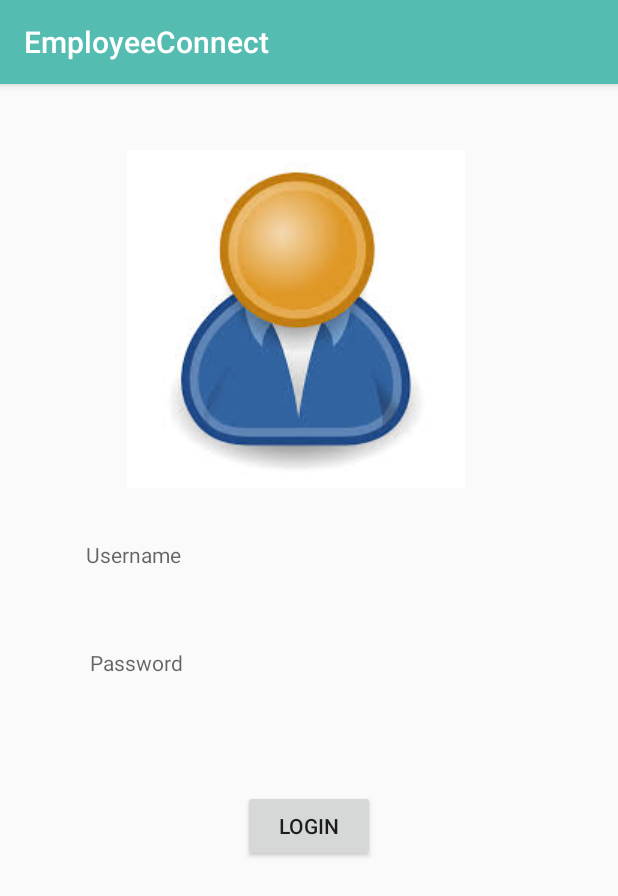
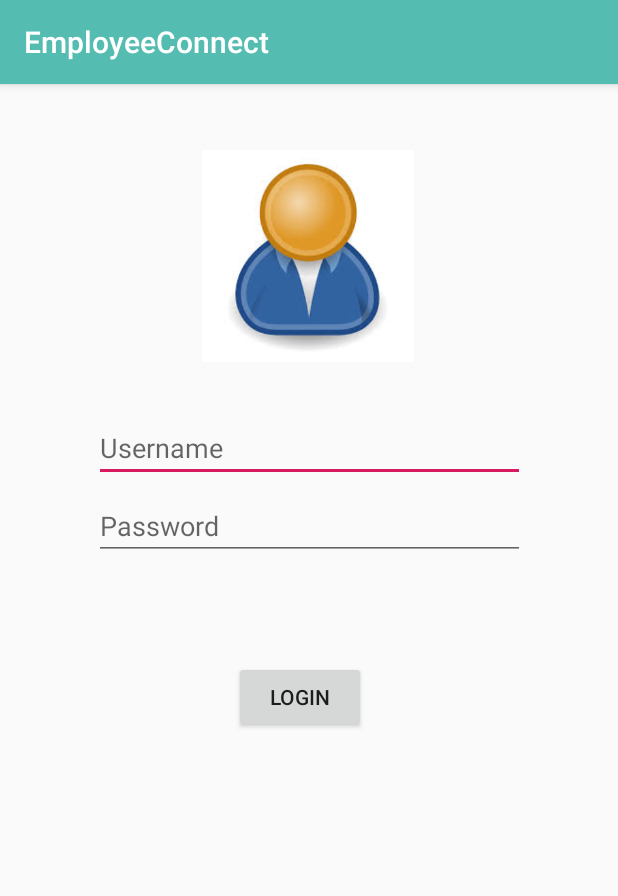
Before and after one commit to PabloWinter/Employee-Connect, an Android app: the screen it shows after launch (MainActivity), on a phone screen of 412 x 824 dp. Shown: the top 896 px of the screen. Run offline under Robolectric (Android 15) with nearby library versions, the phone set to English and light mode, and no system bars.

Commit message:
Added changed text view fields for edit text in login form, and modified layout

```diff
--- a/EmployeeConnect/app/src/main/res/layout/activity_main.xml
+++ b/EmployeeConnect/app/src/main/res/layout/activity_main.xml
@@ -8,49 +8,55 @@
 
     <ImageView
         android:id="@+id/imageView_id"
-        android:layout_width="wrap_content"
-        android:layout_height="wrap_content"
+        android:layout_width="142dp"
+        android:layout_height="141dp"
         android:layout_marginStart="141dp"
         android:layout_marginTop="44dp"
-        android:layout_marginEnd="142dp"
+        android:layout_marginEnd="141dp"
         app:layout_constraintEnd_toEndOf="parent"
         app:layout_constraintHorizontal_bias="0.587"
         app:layout_constraintStart_toStartOf="parent"
         app:layout_constraintTop_toTopOf="parent"
         tools:srcCompat="@drawable/login_image" />
 
-    <TextView
+    <EditText
         android:id="@+id/username_id"
         android:layout_width="287dp"
         android:layout_height="40dp"
-        android:layout_marginStart="57dp"
-        android:layout_marginTop="304dp"
+        android:layout_marginStart="10dp"
+        android:layout_marginTop="40dp"
+        android:layout_marginEnd="10dp"
         android:hint="Username"
+        app:layout_constraintEnd_toEndOf="parent"
+        app:layout_constraintHorizontal_bias="0.506"
         app:layout_constraintStart_toStartOf="parent"
-        app:layout_constraintTop_toTopOf="parent" />
+        app:layout_constraintTop_toBottomOf="@+id/imageView_id" />
 
-    <TextView
+    <EditText
         android:id="@+id/password_id"
         android:layout_width="287dp"
         android:layout_height="40dp"
-        android:layout_marginStart="60dp"
-        android:layout_marginTop="376dp"
+        android:layout_marginStart="10dp"
+        android:layout_marginTop="12dp"
+        android:layout_marginEnd="10dp"
         android:hint="Password"
+        app:layout_constraintEnd_toEndOf="parent"
+        app:layout_constraintHorizontal_bias="0.506"
         app:layout_constraintStart_toStartOf="parent"
-        app:layout_constraintTop_toTopOf="parent" />
+        app:layout_constraintTop_toBottomOf="@+id/username_id" />
 
     <Button
         android:id="@+id/login_button_id"
         android:layout_width="wrap_content"
         android:layout_height="wrap_content"
-        android:layout_marginStart="161dp"
-        android:layout_marginTop="452dp"
-        android:layout_marginEnd="162dp"
-        android:layout_marginBottom="231dp"
+        android:layout_marginTop="8dp"
+        android:layout_marginBottom="80dp"
         android:text="Login"
         app:layout_constraintBottom_toBottomOf="parent"
         app:layout_constraintEnd_toEndOf="parent"
+        app:layout_constraintHorizontal_bias="0.481"
         app:layout_constraintStart_toStartOf="parent"
-        app:layout_constraintTop_toTopOf="parent" />
+        app:layout_constraintTop_toBottomOf="@+id/password_id"
+        app:layout_constraintVertical_bias="0.189" />
 
 </android.support.constraint.ConstraintLayout>
```
